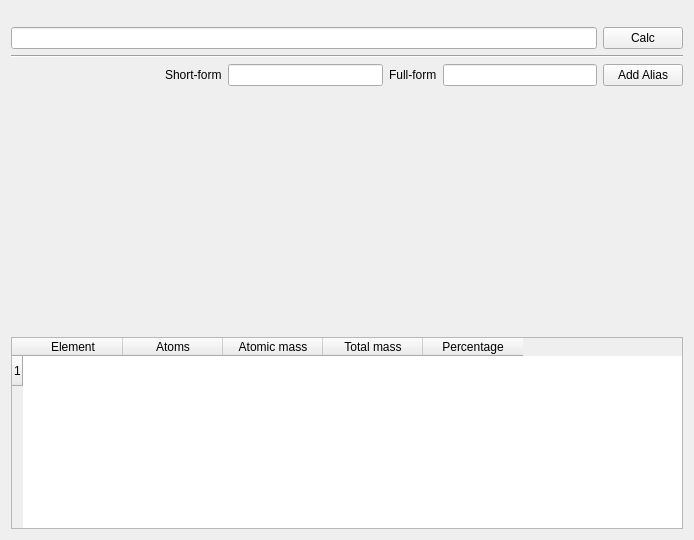
KDE/kalzium, file src/molcalcwidgetbase.ui: the form before one commit.
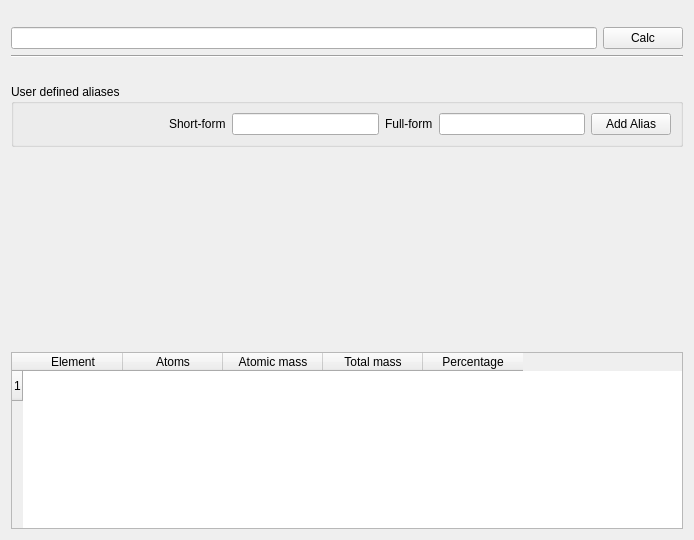
The form after the commit. Custom widgets are drawn as their Qt base class.

Patch:
```diff
--- a/src/molcalcwidgetbase.ui
+++ b/src/molcalcwidgetbase.ui
@@ -10,7 +10,7 @@
     <height>540</height>
    </rect>
   </property>
-  <layout class="QVBoxLayout" name="verticalLayout">
+  <layout class="QVBoxLayout" name="verticalLayout_2">
    <item>
     <spacer>
      <property name="orientation">
@@ -61,6 +61,19 @@
     </widget>
    </item>
    <item>
+    <widget class="QLabel" name="aliasMessage">
+     <property name="text">
+      <string/>
+     </property>
+    </widget>
+   </item>
+   <item>
+    <widget class="QGroupBox" name="aliasBox">
+     <property name="title">
+      <string>User defined aliases</string>
+     </property>
+     <layout class="QVBoxLayout" name="verticalLayout">
+      <item>
     <layout class="QHBoxLayout" name="horizontalLayout">
      <item>
       <spacer name="horizontalSpacer">
@@ -104,11 +117,7 @@
      </item>
     </layout>
    </item>
-   <item>
-    <widget class="QLabel" name="aliasMessage">
-     <property name="text">
-      <string/>
-     </property>
+     </layout>
     </widget>
    </item>
    <item>
```
Left out of the diff: 3 changed lines with no effect on the pictures. Lines whose indentation alone changed are shown as unchanged.
